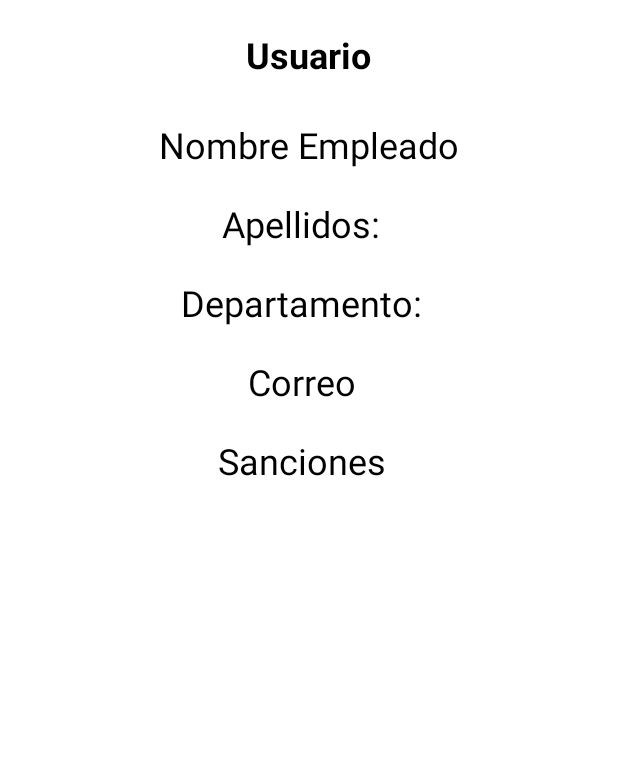
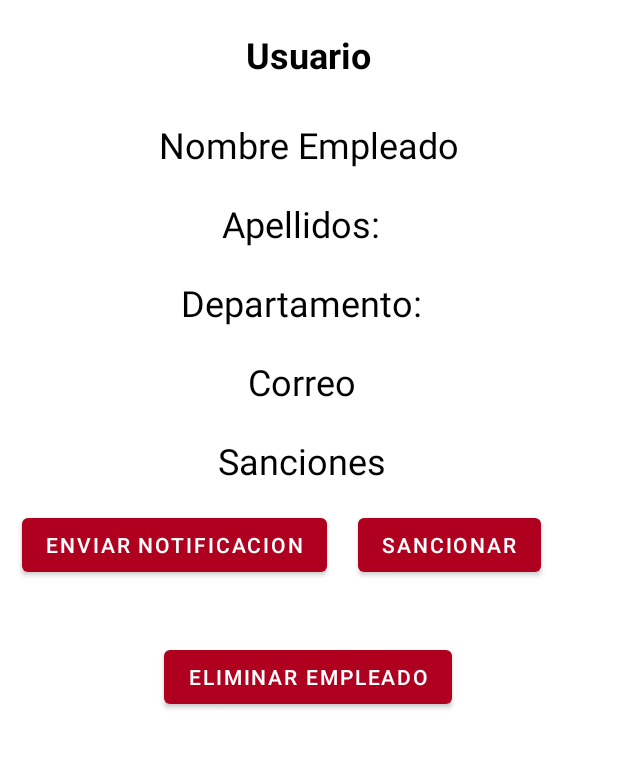
Before and after one commit to JoseCumplido82/H91, an Android app: the MostrarDetalleEmpleadoActivity screen opened directly, with no data from a screen before it, on a phone screen of 412 x 824 dp, the part 390-1159 px from its top. Run offline under Robolectric (Android 15) with nearby library versions, the phone set to English and light mode, and no system bars; 11 statements that could not run were skipped.

Commit message:
He añadido la clase Sancionar empleado, mensaje de notificaciones para que se le envie un mensaje personalizado al empleado y sigue sin funcionar el boton añadir empleado a la bbdd

```diff
--- a/app/src/main/java/com/example/h91/ActivityMensajeNotificaciones.java
+++ b/app/src/main/java/com/example/h91/ActivityMensajeNotificaciones.java
@@ -5,18 +5,24 @@ import androidx.appcompat.app.AppCompatActivity;
 import android.os.Bundle;
 import android.view.View;
 import android.widget.EditText;
+import android.widget.TextView;
 import android.widget.Toast;
 
 public class ActivityMensajeNotificaciones extends AppCompatActivity {
 
     EditText edt_asuntoSolicitud2=null;
     EditText edt_observacionesMensaje3=null;
+    TextView txt_dniUsuario=null;
     @Override
     protected void onCreate(Bundle savedInstanceState) {
         super.onCreate(savedInstanceState);
         setContentView(R.layout.activity_mensaje_notificaciones);
         edt_asuntoSolicitud2=(EditText) findViewById(R.id.edt_asuntoSolicitud2);
         edt_observacionesMensaje3=(EditText)findViewById(R.id.edt_observacionesMensaje3);
+        txt_dniUsuario=(TextView)findViewById(R.id.txt_dniUsuario);
+        getIntent().getSerializableExtra("referenciaEmpleado");
+
+        txt_dniUsuario.setText((CharSequence) getIntent().getSerializableExtra("referenciaEmpleado"));
     }
 
 
--- a/app/src/main/java/com/example/h91/Clases/Empleado.java
+++ b/app/src/main/java/com/example/h91/Clases/Empleado.java
@@ -216,4 +216,6 @@ public class Empleado implements Serializable {
                 '}';
     }
 
+
+
 }
--- a/app/src/main/java/com/example/h91/MostrarDetalleEmpleadoActivity.java
+++ b/app/src/main/java/com/example/h91/MostrarDetalleEmpleadoActivity.java
@@ -6,12 +6,15 @@ import android.content.Context;
 import android.content.Intent;
 import android.os.Bundle;
 import android.util.Log;
+import android.view.View;
 import android.widget.TextView;
 
 import com.example.h91.Clases.Empleado;
 import com.example.h91.Clases.EmpleadoViewHolder;
 
-public class MostrarDetalleEmpleadoActivity extends AppCompatActivity {
+import java.io.Serializable;
+
+public class MostrarDetalleEmpleadoActivity extends AppCompatActivity implements Serializable{
     TextView txt_detalle_nombree=null;
     TextView txt_detalle_apellidoe=null;
     TextView txt_detalle_departamentoe=null;
@@ -60,5 +63,24 @@ public class MostrarDetalleEmpleadoActivity extends AppCompatActivity {
         }
 
 
+
+
+    }
+
+    public void CrearNotificacionEmpleado(View view) {
+
+        Intent intentelegido = new Intent(this, ActivityMensajeNotificaciones.class);
+        intentelegido.putExtra("referenciaEmpleado", txt_detalleUsuarioe.getText().toString());
+        startActivity(intentelegido);
+    }
+
+    public void CrearSancionEmpleado(View view) {
+        Intent intent= new Intent(this, ActivitySancionarEmpleado.class);
+        startActivity(intent);
+    }
+
+    public void EliminarEmpleado(View view) {
+        Intent intent = new Intent(this, ActivityBorrarEmpleado.class);
+        startActivity(intent);
     }
 }
--- a/app/src/main/java/com/example/h91/modelos/EmpleadoDB.java
+++ b/app/src/main/java/com/example/h91/modelos/EmpleadoDB.java
@@ -40,10 +40,10 @@ public class EmpleadoDB {
                 String telefono = resultado.getString("telefono");
                 //posible error con date, cambiar la importacion de util a sql
                 Date fecha_incorporacion = resultado.getDate("fecha_incorporacion");
-                int sanciones= resultado.getInt("sanciones");
+                char sanciones= (char) resultado.getInt("sanciones");
                 Date fecha_salida = resultado.getDate("fecha_salida");
                 //CORREGIR
-                Empleado empleado= new Empleado(id, idDepartamento, usuario, pass, nombre, apellido, domicilio, correo, telefono, fecha_incorporacion, (char) sanciones, fecha_salida);
+                Empleado empleado= new Empleado(id, idDepartamento, usuario, pass, nombre, apellido, domicilio, correo, telefono, fecha_incorporacion, sanciones, fecha_salida);
                 empleadosDevueltos.add(empleado);
 
             }
@@ -68,6 +68,7 @@ public class EmpleadoDB {
         //------------
         try{
            String ordensql = "INSERT INTO empleado (idDepartamento, usuario, pass, fecha_incorporacion) VALUES (?, ?, ?, ?);";
+           // String ordensql= "INSERT INTO `empleado`(`idDepartamento`, `usuario`, `pass`,`fecha_incorporacion`) VALUES (2,'47147133G','Madrid2021*','2020-01-07');"; PROBADO EN MYSQL Y FUNCIONA CORRECTAMENTE LA SENTENCIA
             PreparedStatement pst= conexion.prepareStatement(ordensql);
             pst.setInt(1, empleado.getIdDepartamento());
             pst.setString(2, empleado.getUsuario());
--- a/app/src/main/res/layout/activity_borrar_empleado.xml
+++ b/app/src/main/res/layout/activity_borrar_empleado.xml
@@ -70,8 +70,8 @@
 
     <Spinner
         android:id="@+id/sp_empleadoEliminar"
-        android:layout_width="352dp"
-        android:layout_height="52dp"
+        android:layout_width="363dp"
+        android:layout_height="88dp"
         android:layout_marginTop="24dp"
         app:layout_constraintEnd_toEndOf="@+id/txt_borrarEmpleadotext"
         app:layout_constraintHorizontal_bias="0.485"
--- a/app/src/main/res/layout/activity_mostrar_detalle_empleado.xml
+++ b/app/src/main/res/layout/activity_mostrar_detalle_empleado.xml
@@ -104,4 +104,43 @@
         app:layout_constraintEnd_toEndOf="@+id/txt_detalleCorreoe"
         app:layout_constraintStart_toStartOf="@+id/txt_detalleCorreoe"
         app:layout_constraintTop_toBottomOf="@+id/txt_detalleCorreoe" />
+
+    <Button
+        android:id="@+id/bt_crearNotificacion2"
+        android:layout_width="wrap_content"
+        android:layout_height="wrap_content"
+        android:layout_marginTop="16dp"
+        android:text="@string/enviar_notificacion"
+        app:backgroundTint="@color/design_default_color_error"
+        app:layout_constraintEnd_toEndOf="parent"
+        android:onClick="CrearNotificacionEmpleado"
+        app:layout_constraintHorizontal_bias="0.069"
+        app:layout_constraintStart_toStartOf="parent"
+        app:layout_constraintTop_toBottomOf="@+id/txt_detalleSancionese" />
+
+    <Button
+        android:id="@+id/bt_Sancionar"
+        android:layout_width="wrap_content"
+        android:layout_height="wrap_content"
+        android:layout_marginTop="16dp"
+        android:text="@string/sancionar"
+        app:backgroundTint="@color/design_default_color_error"
+        app:layout_constraintEnd_toEndOf="parent"
+        android:onClick="CrearSancionEmpleado"
+        app:layout_constraintHorizontal_bias="0.822"
+        app:layout_constraintStart_toStartOf="parent"
+        app:layout_constraintTop_toBottomOf="@+id/txt_detalleSancionese" />
+
+    <Button
+        android:id="@+id/bt_borrarEmpleado2"
+        android:layout_width="wrap_content"
+        android:layout_height="wrap_content"
+        android:layout_marginTop="40dp"
+        android:onClick="EliminarEmpleado"
+        android:text="@string/eliminar_empleado"
+        app:backgroundTint="@color/design_default_color_error"
+        app:layout_constraintEnd_toEndOf="parent"
+        app:layout_constraintHorizontal_bias="0.497"
+        app:layout_constraintStart_toStartOf="parent"
+        app:layout_constraintTop_toBottomOf="@+id/bt_crearNotificacion2" />
 </androidx.constraintlayout.widget.ConstraintLayout>
--- a/app/src/main/res/values/strings.xml
+++ b/app/src/main/res/values/strings.xml
@@ -128,4 +128,13 @@
     <string name="correo">Correo</string>
     <string name="sanciones">Sanciones</string>
     <string name="introduce_contrase_a">introduce contraseña</string>
+    <string name="enviar_notificacion">Enviar Notificacion</string>
+    <string name="sancionar">Sancionar</string>
+    <string name="eliminar_empleado">Eliminar Empleado</string>
+    <string name="sancionar_empleado">SANCIONAR EMPLEADO</string>
+    <string name="tipo_de_sanci_n">Tipo de Sanción</string>
+    <string name="motivo_de_sanci_n">Motivo de sanción</string>
+    <string name="indica_el_motivo_de_la_sancion">Indica el motivo de la sancion</string>
+    <string name="dni_empleado">DNI EMPLEADO</string>
+    <string name="volver_a_pantalla_principal">Volver a pantalla principal</string>
 </resources>
```
Also changed, not shown: app/src/main/AndroidManifest.xml (+5 -6 lines), app/src/main/java/com/example/h91/ActivityCrearNotificacion.java (+29 -5 lines), app/src/main/java/com/example/h91/ActivitySancionarEmpleado.java (added, +50 -0 lines), app/src/main/res/layout/activity_crear_notificacion.xml (+5 -4 lines), app/src/main/res/layout/activity_mensaje_notificaciones.xml (+17 -2 lines), app/src/main/res/layout/activity_sancionar_empleado.xml (added, +120 -0 lines).
